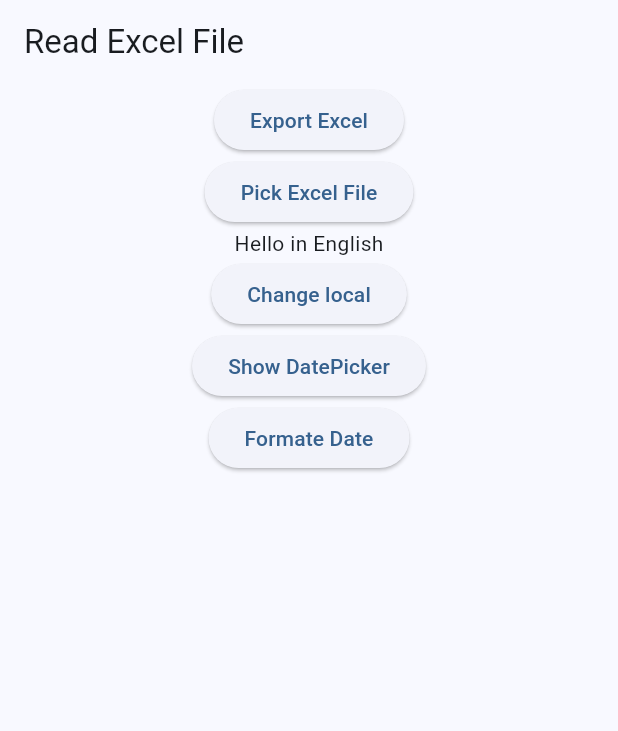
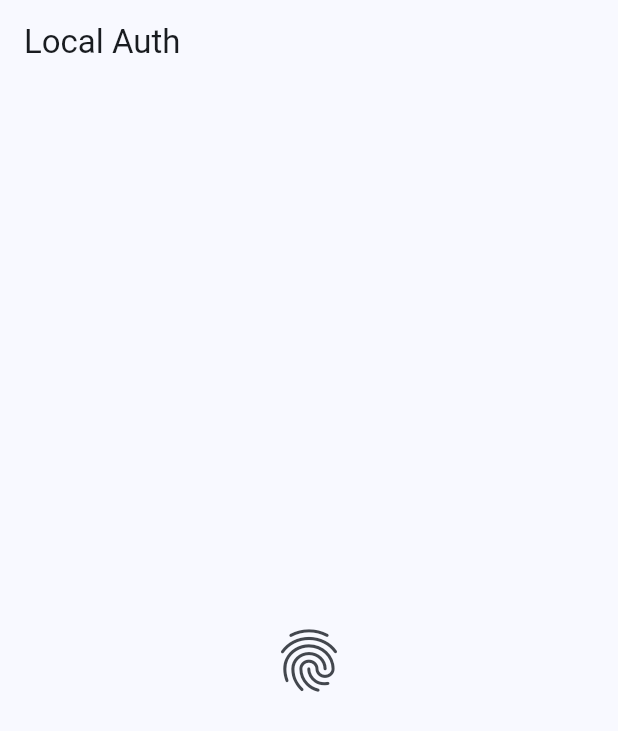
Before and after one commit to MohammadBahlaq/flutter_application_2, a Flutter app: the screen it shows after launch, on a phone screen of 412 x 824 dp. Shown: the top 731 px of the screen. Run offline on Flutter 3.47's test engine with Material 3 defaults, Android fonts, the phone set to English and light mode, and no system bars; our stand-ins replace easy_localization, file_picker, flutter_secure_storage, flutter_svg, geocoding, geolocator and 10 more; missing offline and left inert: excel, media_store_plus, short_navigation, syncfusion_flutter_xlsio; accounts and stored records are empty.

Commit message:
local_auth

```diff
--- a/lib/main.dart
+++ b/lib/main.dart
@@ -1,7 +1,7 @@
 import 'package:easy_localization/easy_localization.dart';
 import 'package:flutter/material.dart';
 import 'package:flutter_application_2/core/get_it.dart';
-import 'package:flutter_application_2/examples/read_from_excel.dart';
+import 'package:flutter_application_2/packages/local_auth.dart';
 import 'package:flutter_application_2/provider/controller/theme_controller.dart';
 import 'package:flutter_application_2/widgets/navigation_widgets/navigation.dart';
 import 'package:flutter_secure_storage/flutter_secure_storage.dart';
@@ -80,7 +80,7 @@ class MyApp extends StatelessWidget {
               // dialogTheme: DialogThemeData(),
               // scaffoldBackgroundColor: Colors.blue,
             ),
-            home: ReadFromExcel(),
+            home: LocalAuth(),
             routes: {
               "/PageOne": (_) => PageOne(),
               "PageTwo": (_) => PageTwo(name: ''),
--- /dev/null
+++ b/lib/packages/local_auth.dart
@@ -0,0 +1,30 @@
+import 'dart:developer';
+
+import 'package:flutter/material.dart';
+import 'package:local_auth/local_auth.dart';
+
+class LocalAuth extends StatelessWidget {
+  const LocalAuth({super.key});
+
+  @override
+  Widget build(BuildContext context) {
+    return Scaffold(
+      appBar: AppBar(title: Text("Local Auth")),
+      body: Center(
+        child: IconButton(
+          onPressed: () async {
+            final LocalAuthentication auth = LocalAuthentication();
+
+            if (await auth.canCheckBiometrics) {
+              final bool didAuthenticate = await auth.authenticate(
+                localizedReason: 'Please authenticate to show account balance',
+              );
+              log(didAuthenticate.toString());
+            }
+          },
+          icon: Icon(Icons.fingerprint, size: 50),
+        ),
+      ),
+    );
+  }
+}
--- a/pubspec.yaml
+++ b/pubspec.yaml
@@ -57,6 +57,7 @@ dependencies:
   media_store_plus: ^0.1.3
   easy_localization: ^3.0.8
   intl: ^0.20.2
+  local_auth: ^2.3.0
 
 dependency_overrides:
   http: ^1.0.0
```
Also changed, not shown: pubspec.lock, 6 other files.
